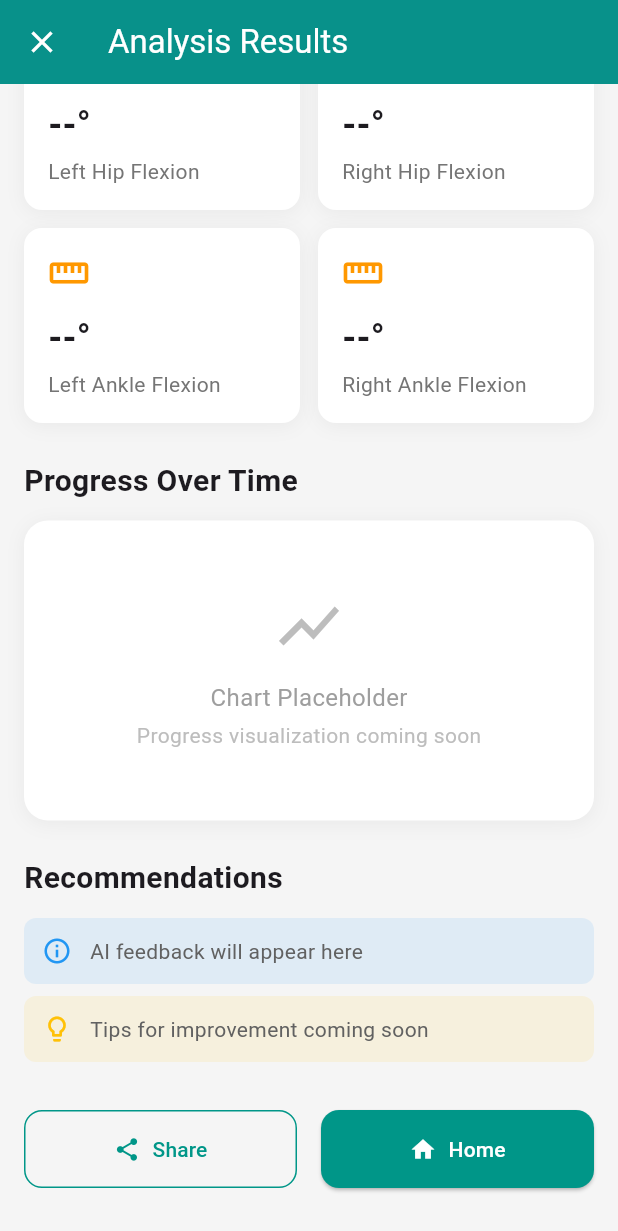
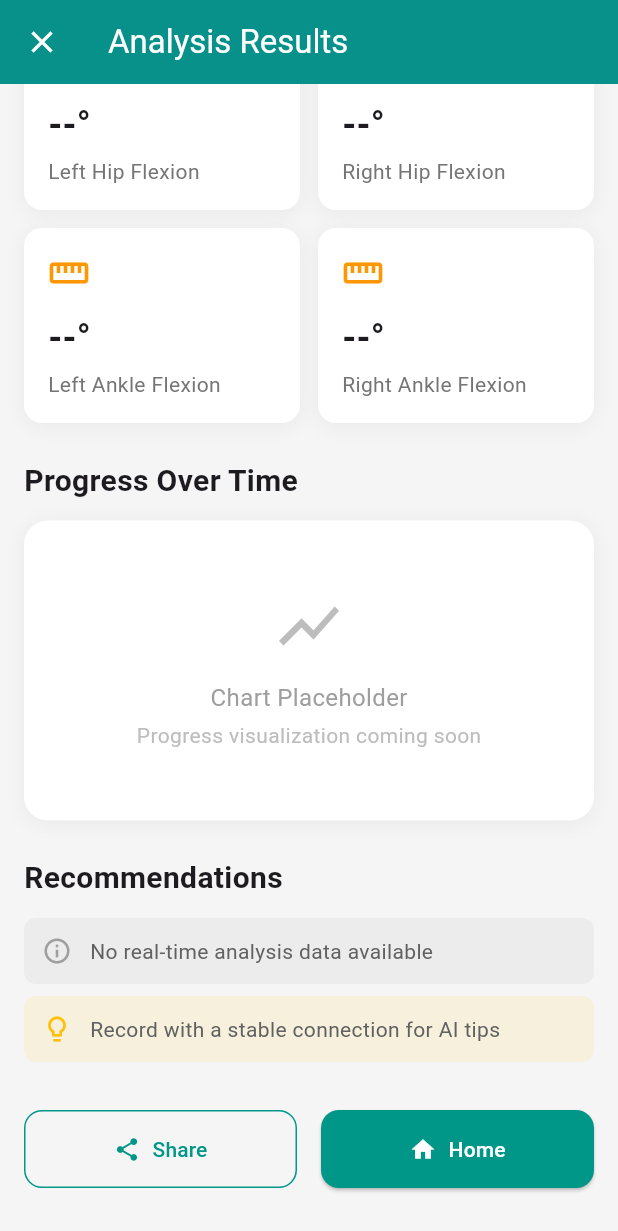
Before and after one commit to Geaboi/NexHacks, a Flutter app: the AnalyticsPage screen opened directly with empty values, scrolled down 1006 dp, on a phone screen of 412 x 824 dp. Shown: the top 1231 px of the screen. Run offline on Flutter 3.47's test engine with Material 3 defaults, Android fonts, the phone set to English and light mode, and no system bars; our stand-ins replace camera, flutter_blue_plus, flutter_riverpod, permission_handler, sqflite, video_player; accounts and stored records are empty.

Commit message:
Update analytics

```diff
--- a/Flutter/flutter_application/lib/pages/analytics_page.dart
+++ b/Flutter/flutter_application/lib/pages/analytics_page.dart
@@ -178,6 +178,81 @@ class _AnalyticsPageState extends ConsumerState<AnalyticsPage> {
     if (stat == null) return '';
 
     return 'Min: ${stat.min?.toStringAsFixed(1) ?? '--'}° • Avg: ${stat.avg?.toStringAsFixed(1) ?? '--'}°';
+  }
+
+  /// Build tips list from overshoot inference results
+  List<Widget> _buildTipsFromOvershoot(FrameAnalysisState frameAnalysis) {
+    final inferencePoints = frameAnalysis.sortedPoints;
+
+    // If no inference results, show placeholder
+    if (inferencePoints.isEmpty) {
+      return [
+        _FeedbackItem(
+          icon: Icons.info_outline,
+          text: 'No real-time analysis data available',
+          color: Colors.grey,
+        ),
+        const SizedBox(height: 8),
+        _FeedbackItem(
+          icon: Icons.lightbulb_outline,
+          text: 'Record with a stable connection for AI tips',
+          color: Colors.amber,
+        ),
+      ];
+    }
+
+    // Extract unique tips from inference results
+    final uniqueTips = <String>{};
+    for (final point in inferencePoints) {
+      final result = point.inferenceResult.trim();
+      if (result.isNotEmpty && !result.startsWith('Error:')) {
+        uniqueTips.add(result);
+      }
+    }
+
+    // If no valid tips after filtering
+    if (uniqueTips.isEmpty) {
+      return [
+        _FeedbackItem(
+          icon: Icons.check_circle_outline,
+          text: 'Analysis complete - no issues detected',
+          color: Colors.green,
+        ),
+      ];
+    }
+
+    // Build tip widgets (limit to 5 most recent unique tips)
+    final tipsList = uniqueTips.toList();
+    final displayTips = tipsList.length > 5 ? tipsList.sublist(tipsList.length - 5) : tipsList;
+
+    final widgets = <Widget>[];
+    for (int i = 0; i < displayTips.length; i++) {
+      widgets.add(
+        _FeedbackItem(
+          icon: Icons.lightbulb_outline,
+          text: displayTips[i],
+          color: Colors.amber,
+        ),
+      );
+      if (i < displayTips.length - 1) {
+        widgets.add(const SizedBox(height: 8));
+      }
+    }
+
+    // Add summary at the top if multiple tips
+    if (uniqueTips.length > 1) {
+      widgets.insert(
+        0,
+        _FeedbackItem(
+          icon: Icons.auto_awesome,
+          text: '${uniqueTips.length} tips from AI analysis',
+          color: Colors.teal,
+        ),
+      );
+      widgets.insert(1, const SizedBox(height: 8));
+    }
+
+    return widgets;
   }
 
   @override
@@ -434,16 +509,10 @@ class _AnalyticsPageState extends ConsumerState<AnalyticsPage> {
               ),
               const SizedBox(height: 24),
 
-              // Feedback Section
+              // Feedback Section - Tips from Overshoot
               const Text('Recommendations', style: TextStyle(fontSize: 20, fontWeight: FontWeight.bold)),
               const SizedBox(height: 12),
-              _FeedbackItem(icon: Icons.info_outline, text: 'AI feedback will appear here', color: Colors.blue),
-              const SizedBox(height: 8),
-              _FeedbackItem(
-                icon: Icons.lightbulb_outline,
-                text: 'Tips for improvement coming soon',
-                color: Colors.amber,
-              ),
+              ..._buildTipsFromOvershoot(frameAnalysis),
               const SizedBox(height: 32),
 
               // Action Buttons
```
